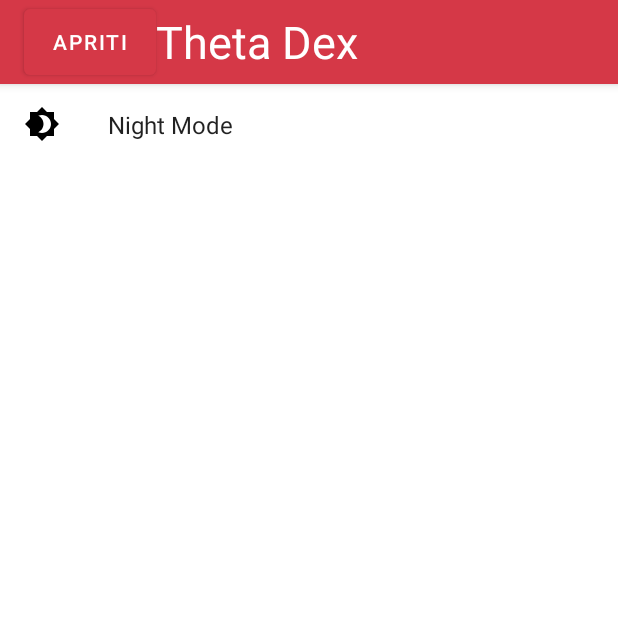
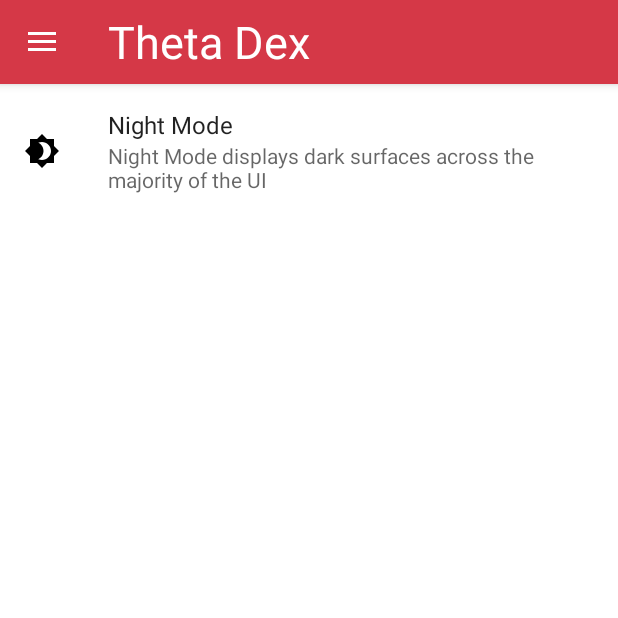
Before and after one commit to ThetaRangers/Thetamon, an Android app: the fragment FragmentSettings placed in its activity, on a phone screen of 412 x 824 dp, the top half of it. Run offline under Robolectric (Android 15) with nearby library versions, the light colour scheme and no system bars; our stand-ins replace Room's generated code, androidx.preference; libraries missing offline, so code that uses them is left out: com.simplecityapps.recyclerview_fastscroll; 4 statements that could not run were skipped.

Commit message:
Predisposition for Dark Theme 3
Signed-off-by: Lorenzo Valeriani <lorenzoval98@gmail.com>

```diff
--- a/app/src/main/java/it/thetarangers/thetamon/activities/PokedexActivity.java
+++ b/app/src/main/java/it/thetarangers/thetamon/activities/PokedexActivity.java
@@ -3,12 +3,12 @@ package it.thetarangers.thetamon.activities;
 import android.os.Bundle;
 import android.util.Log;
 import android.view.MenuItem;
-import android.view.View;
-import android.widget.Button;
 
 import androidx.annotation.NonNull;
+import androidx.appcompat.app.ActionBarDrawerToggle;
 import androidx.appcompat.app.AppCompatActivity;
 import androidx.appcompat.app.AppCompatDelegate;
+import androidx.appcompat.widget.Toolbar;
 import androidx.core.view.GravityCompat;
 import androidx.drawerlayout.widget.DrawerLayout;
 import androidx.fragment.app.Fragment;
@@ -57,16 +57,21 @@ public class PokedexActivity extends AppCompatActivity {
     @Override
     public void onBackPressed() {
         if (holder.lastItem.getItemId() != R.id.item_pokedex)
-            holder.onNavigationItemSelected(holder.nav_view.getMenu().getItem(0)); // TODO save in holder
+            holder.onNavigationItemSelected(holder.navView.getMenu().getItem(0)); // TODO save in holder
         else
             super.onBackPressed();
+    }
+
+    @Override
+    protected void onPostCreate(Bundle savedInstanceState) {
+        holder.actionBarDrawerToggle.syncState();
+        super.onPostCreate(savedInstanceState);
     }
 
     void switchFragment(Fragment fragment) {
         getSupportFragmentManager()
                 .beginTransaction()
-                .replace(R.id.flMain,
-                        fragment)
+                .replace(R.id.flMain, fragment)
                 .commit();
     }
 
@@ -79,30 +84,35 @@ public class PokedexActivity extends AppCompatActivity {
             AppCompatDelegate.setDefaultNightMode(AppCompatDelegate.MODE_NIGHT_FOLLOW_SYSTEM);
     }
 
-    class Holder implements View.OnClickListener, NavigationView.OnNavigationItemSelectedListener {
+    class Holder implements NavigationView.OnNavigationItemSelectedListener {
 
-        final private Button btn_open;
         final private DrawerLayout drawerLayout;
-        final private NavigationView nav_view;
+        final private NavigationView navView;
+        final private ActionBarDrawerToggle actionBarDrawerToggle;
 
         //TODO può essere fatto molto meglio
         private MenuItem lastItem;
 
         public Holder() {
-            btn_open = findViewById(R.id.btn_open);
-            btn_open.setOnClickListener(this);
 
             drawerLayout = findViewById(R.id.drawer_layout);
+            Toolbar toolbar = findViewById(R.id.toolbar);
 
-            nav_view = findViewById(R.id.nav_view);
+            actionBarDrawerToggle = new ActionBarDrawerToggle(PokedexActivity.this,
+                    drawerLayout,
+                    toolbar,
+                    R.string.app_name, // TODO properly set content description
+                    R.string.app_name);
+
+            navView = findViewById(R.id.navView);
             //TODO manually check the first menu item
             //TODO menu is selected in activity_pokedex.xml
-            lastItem = nav_view.getMenu().getItem(0);
+            lastItem = navView.getMenu().getItem(0);
             lastItem.setChecked(true);
             lastItem.setEnabled(false);
 
             //TODO add a header layout for navigation view
-            nav_view.setNavigationItemSelectedListener(this);
+            navView.setNavigationItemSelectedListener(this);
 
 
         }
@@ -138,14 +148,6 @@ public class PokedexActivity extends AppCompatActivity {
             return false;
         }
 
-
-        @Override
-        public void onClick(View view) {
-            if (view.getId() == R.id.btn_open) {
-                drawerLayout.openDrawer(GravityCompat.START);
-            }
-        }
-
     }
 
 }
--- a/app/src/main/java/it/thetarangers/thetamon/fragments/FragmentSettings.java
+++ b/app/src/main/java/it/thetarangers/thetamon/fragments/FragmentSettings.java
@@ -14,14 +14,14 @@ public class FragmentSettings extends PreferenceFragmentCompat implements Prefer
     public void onCreatePreferences(Bundle savedInstanceState, String rootKey) {
         getPreferenceManager().setSharedPreferencesName(requireContext().getString(R.string.preferences_name));
         setPreferencesFromResource(R.xml.settings_pref, rootKey);
-        Preference nightMode = findPreference(getString(R.string.night_mode));
+        Preference nightMode = findPreference(getString(R.string.night_mode_pref));
         assert nightMode != null;
         nightMode.setOnPreferenceChangeListener(this);
     }
 
     @Override
     public boolean onPreferenceChange(Preference preference, Object newValue) {
-        if (preference.getKey().equals(getString(R.string.night_mode)))
+        if (preference.getKey().equals(getString(R.string.night_mode_pref)))
             ((PokedexActivity) requireActivity()).switchTheme((String) newValue);
         return true;
     }
--- a/app/src/main/res/layout/activity_pokedex.xml
+++ b/app/src/main/res/layout/activity_pokedex.xml
@@ -31,13 +31,6 @@
                     android:layout_height="?attr/actionBarSize"
                     app:popupTheme="@style/ThemeOverlay.AppCompat.Light">
 
-                    <com.google.android.material.button.MaterialButton
-                        android:id="@+id/btn_open"
-                        android:layout_width="wrap_content"
-                        android:layout_height="match_parent"
-                        android:text="APRITI" />
-
-
                     <androidx.appcompat.widget.AppCompatTextView
                         android:layout_width="wrap_content"
                         android:layout_height="wrap_content"
@@ -56,22 +49,21 @@
                 app:layout_constraintBottom_toBottomOf="parent"
                 app:layout_constraintEnd_toEndOf="parent"
                 app:layout_constraintStart_toStartOf="parent"
-                app:layout_constraintTop_toBottomOf="@+id/appbar">
+                app:layout_constraintTop_toBottomOf="@+id/appbar"></FrameLayout>
 
-            </FrameLayout>
         </androidx.constraintlayout.widget.ConstraintLayout>
+
     </androidx.coordinatorlayout.widget.CoordinatorLayout>
 
     <com.google.android.material.navigation.NavigationView
-        android:id="@+id/nav_view"
+        android:id="@+id/navView"
         android:layout_width="wrap_content"
         android:layout_height="match_parent"
         android:layout_gravity="start"
         android:fitsSystemWindows="true"
-        app:menu ="@menu/menu_navigation_view"
         app:layout_constraintBottom_toBottomOf="parent"
         app:layout_constraintStart_toStartOf="parent"
-        app:layout_constraintTop_toTopOf="@+id/flMain" />
-
+        app:layout_constraintTop_toTopOf="@+id/flMain"
+        app:menu="@menu/menu_navigation_view" />
 
 </androidx.drawerlayout.widget.DrawerLayout>
--- a/app/src/main/res/layout/fragment_pokedex.xml
+++ b/app/src/main/res/layout/fragment_pokedex.xml
@@ -14,6 +14,7 @@
             android:id="@+id/rvPokedex"
             android:layout_width="0dp"
             android:layout_height="0dp"
+            app:fastScrollEnableThumbInactiveColor="false"
             app:fastScrollPopupBackgroundSize="40dp"
             app:fastScrollPopupBgColor="@color/colorPrimary"
             app:fastScrollPopupPosition="adjacent"
--- a/app/src/main/res/values/strings.xml
+++ b/app/src/main/res/values/strings.xml
@@ -9,6 +9,8 @@
     <string name="error_download">Error downloading resources</string>
     <string name="extracting">Extracting resources…</string>
     <string name="updating_db">Updating database…</string>
+    <string name="night_mode">Night Mode</string>
+    <string name="night_mode_summary">Night Mode displays dark surfaces across the majority of the UI</string>
     <string name="system">System default</string>
     <string name="light">Light theme</string>
     <string name="dark">Dark theme</string>
--- a/app/src/main/res/values/strings_system.xml
+++ b/app/src/main/res/values/strings_system.xml
@@ -9,8 +9,8 @@
     <string name="sprites_temp_path">Sprites</string>
     <string name="sprites_archive">sprites.zip</string>
     <string name="preferences_name">it.thetarangers.thetamon</string>
-    <string name="first_use">first_use</string>
-    <string name="night_mode">night_mode</string>
+    <string name="first_use_pref">first_use</string>
+    <string name="night_mode_pref">night_mode</string>
     <string name="system_enum">0</string>
     <string name="light_enum">1</string>
     <string name="dark_enum">2</string>
--- a/app/src/main/res/xml/settings_pref.xml
+++ b/app/src/main/res/xml/settings_pref.xml
@@ -5,6 +5,7 @@
         app:entries="@array/night_mode_prefs"
         app:entryValues="@array/night_mode_prefs_enum"
         app:icon="@drawable/ic_night_mode"
-        app:key="@string/night_mode"
-        app:title="Night Mode" />
+        app:key="@string/night_mode_pref"
+        app:summary="@string/night_mode_summary"
+        app:title="@string/night_mode" />
 </PreferenceScreen>
```
Also changed, not shown: app/src/main/java/it/thetarangers/thetamon/utilities/PreferencesHandler.java (+4 -4 lines).
